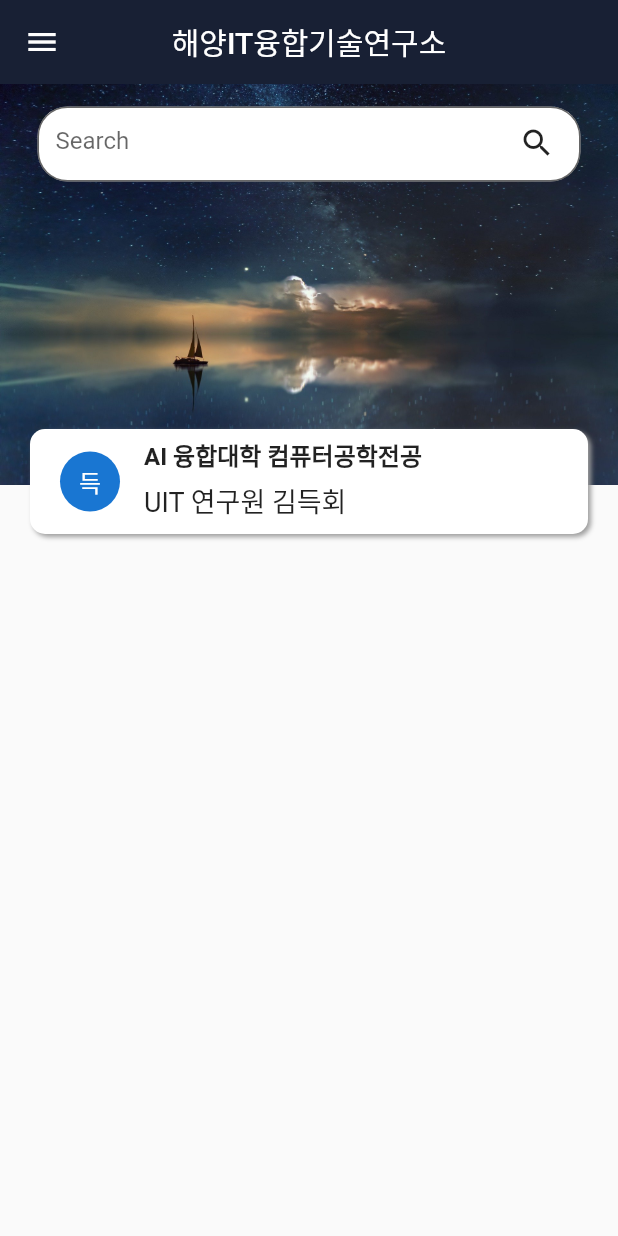
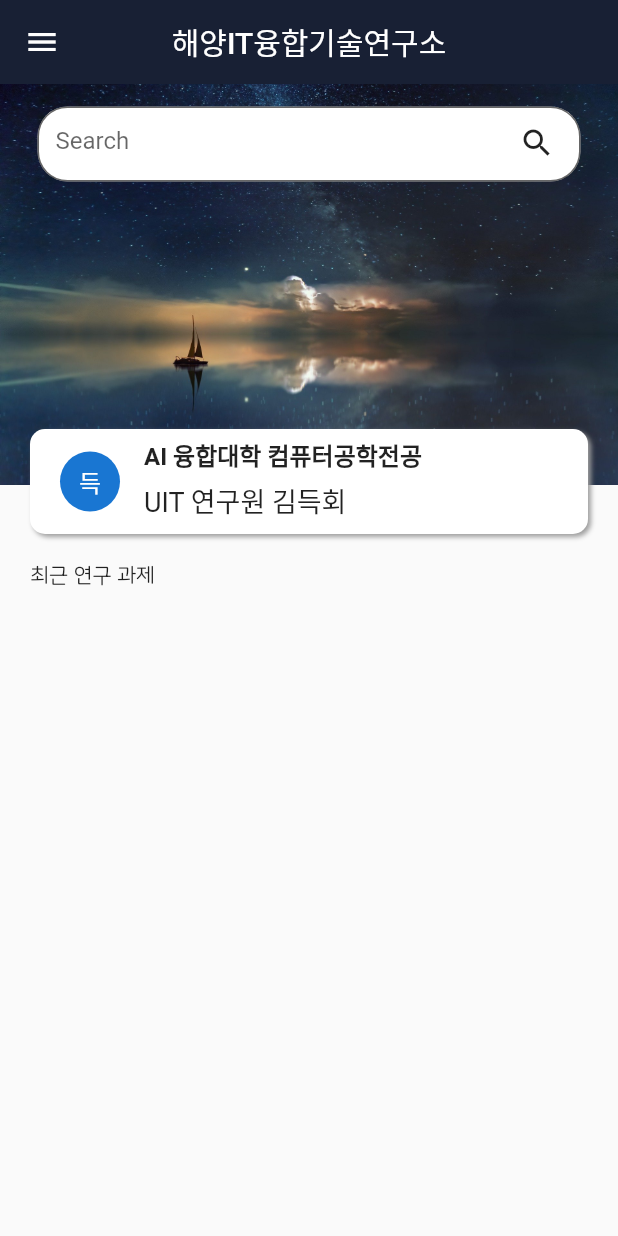
Before and after one commit to Deuk-Hoi/Hoseo_OceanIT_Renewal-Flutter, a Flutter app: the screen it shows after launch, on a phone screen of 412 x 824 dp. Run offline on Flutter 3.47's test engine with Material 2 defaults, Android fonts, the phone set to English and light mode, and no system bars.

Commit message:
add font

```diff
--- a/lib/main.dart
+++ b/lib/main.dart
@@ -108,6 +108,14 @@ class _MainPageState extends State<MainPage> {
                       ],
                     ))
               ],
+            ),
+            Container(
+              alignment: Alignment.topLeft,
+              margin: EdgeInsets.only(top: 20, left: 20),
+              child: Text(
+                "최근 연구 과제",
+                style: TextStyle(fontFamily: 'NanumSquare'),
+              ),
             )
           ],
         ));
```
Also changed, not shown: pubspec.yaml (+12 -9 lines), assets/fonts/NanumSquareRoundB.ttf (added), assets/fonts/NanumSquareRoundR.ttf (added), 3 other files.
